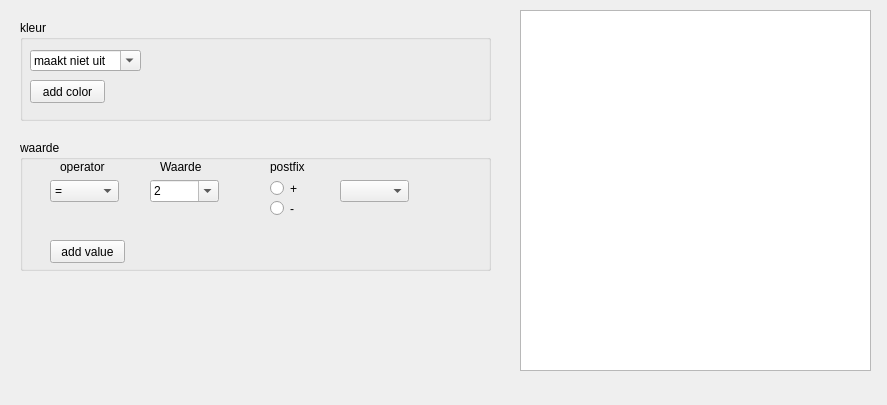
Old version of the form src/app/ruleCreator/cardEvaluator.ui in the repository Dtai/PokerbotClient.
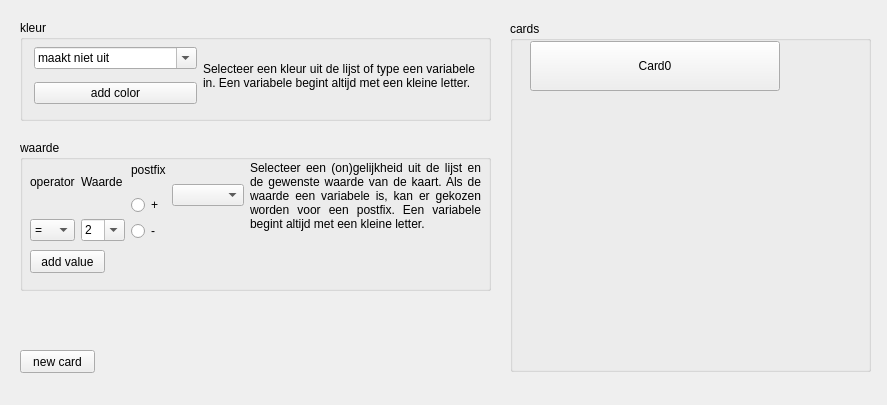
New version of the form.

Commit message: Changed the proposal, information is now available.

Diff of the .ui file:
```diff
--- a/src/app/ruleCreator/cardEvaluator.ui
+++ b/src/app/ruleCreator/cardEvaluator.ui
@@ -34,15 +34,18 @@
    <property name="title">
     <string>kleur</string>
    </property>
+   <widget class="QWidget" name="">
+    <property name="geometry">
+     <rect>
+      <x>14</x>
+      <y>20</y>
+      <width>441</width>
+      <height>71</height>
+     </rect>
+    </property>
+    <layout class="QGridLayout" name="gridLayout">
+     <item row="0" column="0">
    <widget class="QComboBox" name="color">
-    <property name="geometry">
-     <rect>
-      <x>10</x>
-      <y>30</y>
-      <width>111</width>
-      <height>21</height>
-     </rect>
-    </property>
     <property name="editable">
      <bool>true</bool>
     </property>
@@ -72,19 +75,29 @@
      </property>
     </item>
    </widget>
+     </item>
+     <item row="0" column="1" rowspan="2">
+      <widget class="QLabel" name="label">
+       <property name="text">
+        <string>Selecteer een kleur uit de lijst of type een variabele in. Een variabele begint altijd met een kleine letter. </string>
+       </property>
+       <property name="alignment">
+        <set>Qt::AlignJustify|Qt::AlignVCenter</set>
+       </property>
+       <property name="wordWrap">
+        <bool>true</bool>
+       </property>
+      </widget>
+     </item>
+     <item row="1" column="0">
    <widget class="QPushButton" name="addColor">
-    <property name="geometry">
-     <rect>
-      <x>10</x>
-      <y>60</y>
-      <width>75</width>
-      <height>23</height>
-     </rect>
-    </property>
     <property name="text">
      <string>add color</string>
     </property>
    </widget>
+     </item>
+    </layout>
+   </widget>
   </widget>
   <widget class="QGroupBox" name="groupBox_2">
    <property name="geometry">
@@ -92,34 +105,46 @@
      <x>20</x>
      <y>140</y>
      <width>471</width>
-     <height>131</height>
+     <height>151</height>
     </rect>
    </property>
    <property name="title">
     <string>waarde</string>
    </property>
-   <widget class="QRadioButton" name="postfix_minus">
+   <widget class="QPushButton" name="addValue">
     <property name="geometry">
      <rect>
-      <x>250</x>
-      <y>60</y>
-      <width>82</width>
-      <height>17</height>
+      <x>10</x>
+      <y>110</y>
+      <width>75</width>
+      <height>23</height>
      </rect>
     </property>
     <property name="text">
-     <string>-</string>
+     <string>add value</string>
     </property>
    </widget>
+   <widget class="QWidget" name="">
+    <property name="geometry">
+     <rect>
+      <x>10</x>
+      <y>10</y>
+      <width>451</width>
+      <height>91</height>
+     </rect>
+    </property>
+    <layout class="QHBoxLayout" name="horizontalLayout_2">
+     <item>
+      <layout class="QVBoxLayout" name="verticalLayout">
+       <item>
+        <widget class="QLabel" name="label_2">
+         <property name="text">
+          <string>operator</string>
+         </property>
+        </widget>
+       </item>
+       <item>
    <widget class="QComboBox" name="prefix">
-    <property name="geometry">
-     <rect>
-      <x>30</x>
-      <y>40</y>
-      <width>69</width>
-      <height>22</height>
-     </rect>
-    </property>
     <item>
      <property name="text">
       <string>=</string>
@@ -151,51 +176,20 @@
      </property>
     </item>
    </widget>
-   <widget class="QLabel" name="label_2">
-    <property name="geometry">
-     <rect>
-      <x>40</x>
-      <y>20</y>
-      <width>46</width>
-      <height>13</height>
-     </rect>
-    </property>
-    <property name="text">
-     <string>operator</string>
-    </property>
-   </widget>
-   <widget class="QComboBox" name="postfix">
-    <property name="geometry">
-     <rect>
-      <x>320</x>
-      <y>40</y>
-      <width>69</width>
-      <height>22</height>
-     </rect>
-    </property>
-   </widget>
+       </item>
+      </layout>
+     </item>
+     <item>
+      <layout class="QVBoxLayout" name="verticalLayout_2">
+       <item>
    <widget class="QLabel" name="label_3">
-    <property name="geometry">
-     <rect>
-      <x>140</x>
-      <y>20</y>
-      <width>46</width>
-      <height>13</height>
-     </rect>
-    </property>
     <property name="text">
      <string>Waarde</string>
     </property>
    </widget>
+       </item>
+       <item>
    <widget class="QComboBox" name="value">
-    <property name="geometry">
-     <rect>
-      <x>130</x>
-      <y>40</y>
-      <width>69</width>
-      <height>22</height>
-     </rect>
-    </property>
     <property name="editable">
      <bool>true</bool>
     </property>
@@ -265,54 +259,100 @@
      </property>
     </item>
    </widget>
-   <widget class="QRadioButton" name="postfix_plus">
-    <property name="geometry">
-     <rect>
-      <x>250</x>
-      <y>40</y>
-      <width>82</width>
-      <height>17</height>
-     </rect>
-    </property>
-    <property name="text">
-     <string>+</string>
-    </property>
-   </widget>
+       </item>
+      </layout>
+     </item>
+     <item>
+      <layout class="QHBoxLayout" name="horizontalLayout">
+       <item>
+        <layout class="QVBoxLayout" name="verticalLayout_3">
+         <item>
    <widget class="QLabel" name="label_4">
-    <property name="geometry">
-     <rect>
-      <x>250</x>
-      <y>20</y>
-      <width>46</width>
-      <height>13</height>
-     </rect>
-    </property>
     <property name="text">
      <string>postfix</string>
     </property>
    </widget>
-   <widget class="QPushButton" name="addValue">
+         </item>
+         <item>
+          <widget class="QRadioButton" name="postfix_plus">
+           <property name="text">
+            <string>+</string>
+           </property>
+          </widget>
+         </item>
+         <item>
+          <widget class="QRadioButton" name="postfix_minus">
+           <property name="text">
+            <string>-</string>
+           </property>
+          </widget>
+         </item>
+        </layout>
+       </item>
+       <item>
+        <widget class="QComboBox" name="postfix"/>
+       </item>
+      </layout>
+     </item>
+     <item>
+      <widget class="QLabel" name="label_5">
+       <property name="text">
+        <string>Selecteer een (on)gelijkheid uit de lijst en de gewenste waarde van de kaart. Als de waarde een variabele is, kan er gekozen worden voor een postfix. Een variabele begint altijd met een kleine letter.</string>
+       </property>
+       <property name="alignment">
+        <set>Qt::AlignJustify|Qt::AlignVCenter</set>
+       </property>
+       <property name="wordWrap">
+        <bool>true</bool>
+       </property>
+      </widget>
+     </item>
+    </layout>
+   </widget>
+  </widget>
+  <widget class="QGroupBox" name="cards">
     <property name="geometry">
      <rect>
-      <x>30</x>
-      <y>100</y>
+     <x>510</x>
+     <y>21</y>
+     <width>361</width>
+     <height>351</height>
+    </rect>
+   </property>
+   <property name="title">
+    <string>cards</string>
+   </property>
+   <widget class="QPushButton" name="card0">
+    <property name="geometry">
+     <rect>
+      <x>20</x>
+      <y>20</y>
+      <width>250</width>
+      <height>50</height>
+     </rect>
+    </property>
+    <property name="sizePolicy">
+     <sizepolicy hsizetype="Expanding" vsizetype="Expanding">
+      <horstretch>2</horstretch>
+      <verstretch>2</verstretch>
+     </sizepolicy>
+    </property>
+    <property name="text">
+     <string>Card0</string>
+    </property>
+   </widget>
+  </widget>
+  <widget class="QPushButton" name="newCard">
+   <property name="geometry">
+    <rect>
+     <x>20</x>
+     <y>350</y>
       <width>75</width>
       <height>23</height>
      </rect>
     </property>
     <property name="text">
-     <string>add value</string>
-    </property>
-   </widget>
-  </widget>
-  <widget class="QTextEdit" name="textEdit">
-   <property name="geometry">
-    <rect>
-     <x>520</x>
-     <y>10</y>
-     <width>351</width>
-     <height>361</height>
-    </rect>
+    <string>new card</string>
    </property>
   </widget>
  </widget>
```
Lines whose indentation alone changed are shown as unchanged. The commit also changes 2 other files.
